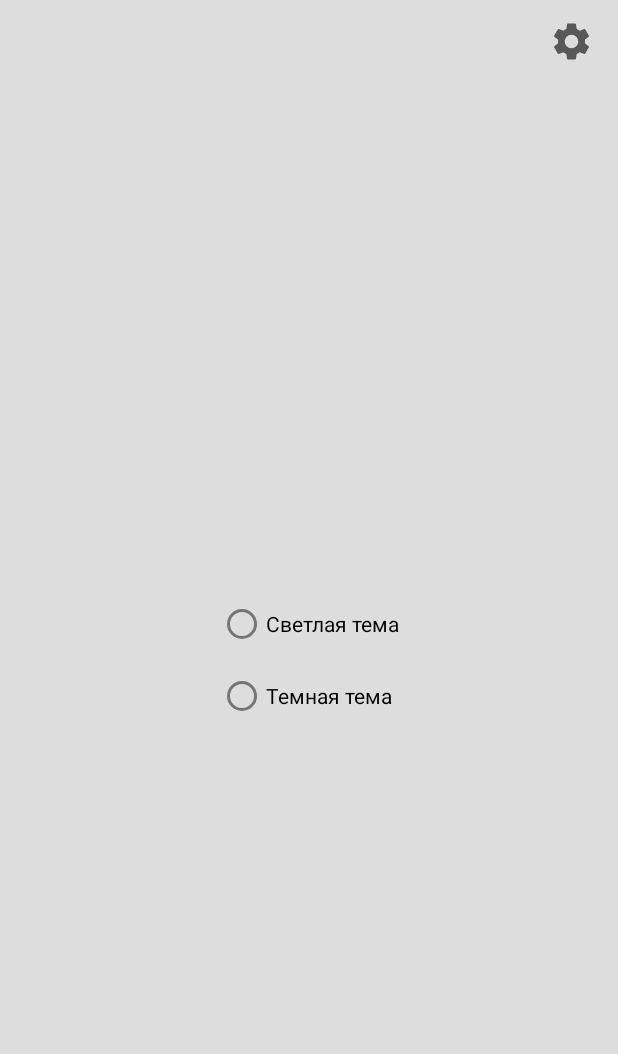
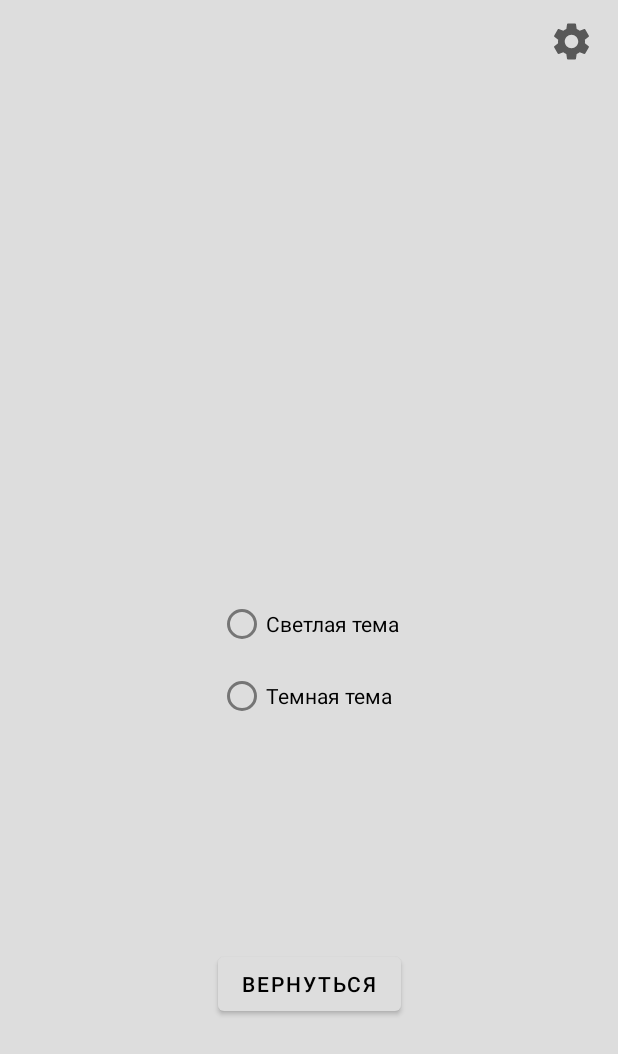
Before and after one commit to Chase-V/MyCalc, an Android app: the screen it shows after launch (SettingsActivity), after a tap on an icon or button, on a phone screen of 412 x 824 dp. Shown: the top 1054 px of the screen. Run offline under Robolectric (Android 15) with nearby library versions, the light colour scheme and no system bars.

Commit message:
Закончил калькулятор. Создал активити с настройками, где есть выбор темы приложения. Калькулятор полностью завершен. Интент фильтр настроил, приложение для запуска калькулятора извне написал, оно идет вторым ярлыком после установки приложения. Запускает через категорию калькуляторов.

```diff
--- a/app/src/main/java/com/example/mycalculator/MainActivity.java
+++ b/app/src/main/java/com/example/mycalculator/MainActivity.java
@@ -2,8 +2,6 @@ package com.example.mycalculator;
 
 import android.annotation.SuppressLint;
 import android.content.Intent;
-import android.content.SharedPreferences;
-import android.content.res.Resources;
 import android.os.Bundle;
 import android.view.View;
 import android.widget.Button;
@@ -29,7 +27,6 @@ public class MainActivity extends AppCompatActivity implements View.OnClickListe
     private final String Val1Key = "Val1";
     private final String Val2Key = "Val2";
     private final String CurrentActionKey = "CurrentAction";
-    private final int Req_code = 1;
     private Button button0;
     private Button button1;
     private Button button2;
@@ -57,7 +54,8 @@ public class MainActivity extends AppCompatActivity implements View.OnClickListe
     private double valueTwo;
     private DecimalFormat decimalFormat;
     private char currentAction;
-    private String currentTheme;
+    static final String currentThemeKey = "CurrentTheme";
+    private final int Req_code = 1;
 
     @SuppressLint("NewApi")
     @Override
@@ -229,6 +227,9 @@ public class MainActivity extends AppCompatActivity implements View.OnClickListe
     @Override
     protected void onActivityResult(int requestCode, int resultCode, @Nullable Intent data) {
         super.onActivityResult(requestCode, resultCode, data);
+        if (requestCode == Req_code) {
+            recreate();
+        }
     }
 
     private void initListeners() {
--- a/app/src/main/java/com/example/mycalculator/SettingsActivity.java
+++ b/app/src/main/java/com/example/mycalculator/SettingsActivity.java
@@ -1,12 +1,14 @@
 package com.example.mycalculator;
 
-import androidx.appcompat.app.AppCompatActivity;
-
+import android.content.Intent;
 import android.content.SharedPreferences;
 import android.content.res.Resources;
 import android.os.Bundle;
 import android.view.View;
+import android.widget.Button;
 import android.widget.RadioButton;
+
+import androidx.appcompat.app.AppCompatActivity;
 
 public class SettingsActivity extends AppCompatActivity implements View.OnClickListener {
 
@@ -31,9 +33,11 @@ public class SettingsActivity extends AppCompatActivity implements View.OnClickL
     private void initRadio() {
         RadioButton radioDay = findViewById(R.id.radioLight);
         RadioButton radioNight = findViewById(R.id.radioDark);
+        Button buttonReturn = findViewById(R.id.buttonReturn);
 
         radioDay.setOnClickListener(this);
         radioNight.setOnClickListener(this);
+        buttonReturn.setOnClickListener(this);
 
         switch (getCurrentTheme()) {
             case 1:
@@ -54,6 +58,12 @@ public class SettingsActivity extends AppCompatActivity implements View.OnClickL
             case R.id.radioDark:
                 setCurrentTheme(nightTheme);
                 break;
+            case R.id.buttonReturn:
+                Intent intent = new Intent(SettingsActivity.this, MainActivity.class);
+                String theme = currentTheme.toString();
+                intent.putExtra(MainActivity.currentThemeKey, String.valueOf(currentTheme));
+                setResult(RESULT_OK, intent);
+                finish();
         }
         recreate();
     }
--- a/app/src/main/res/layout-land/activity_main.xml
+++ b/app/src/main/res/layout-land/activity_main.xml
@@ -4,7 +4,6 @@
     xmlns:tools="http://schemas.android.com/tools"
     android:layout_width="match_parent"
     android:layout_height="match_parent"
-    android:background="@color/liteGray"
     tools:context=".MainActivity">
 
     <androidx.appcompat.widget.Toolbar
--- a/app/src/main/res/layout/settings_activity.xml
+++ b/app/src/main/res/layout/settings_activity.xml
@@ -29,6 +29,7 @@
     </androidx.appcompat.widget.Toolbar>
 
     <RadioGroup
+        android:id="@+id/radioGroup"
         android:layout_width="wrap_content"
         android:layout_height="wrap_content"
         app:layout_constraintBottom_toBottomOf="parent"
@@ -52,4 +53,14 @@
 
     </RadioGroup>
 
+    <com.google.android.material.button.MaterialButton
+        android:id="@+id/buttonReturn"
+        android:layout_width="wrap_content"
+        android:layout_height="wrap_content"
+        android:text="@string/Return"
+        app:layout_constraintBottom_toBottomOf="parent"
+        app:layout_constraintEnd_toEndOf="parent"
+        app:layout_constraintStart_toStartOf="parent"
+        app:layout_constraintTop_toBottomOf="@+id/radioGroup" />
+
 </androidx.constraintlayout.widget.ConstraintLayout>
--- a/app/src/main/res/values/strings.xml
+++ b/app/src/main/res/values/strings.xml
@@ -32,4 +32,5 @@
 
     <string name="hello_first_fragment">Hello first fragment</string>
     <string name="hello_second_fragment">Hello second fragment. Arg: %1$s</string>
+    <string name="Return">Вернуться</string>
 </resources>
```
Also changed, not shown: app/src/main/AndroidManifest.xml (+15 -3 lines), app/src/main/java/com/example/mycalculator/SecondApp.java (added, +28 -0 lines), app/src/main/res/layout/second_app.xml (added, +18 -0 lines).
